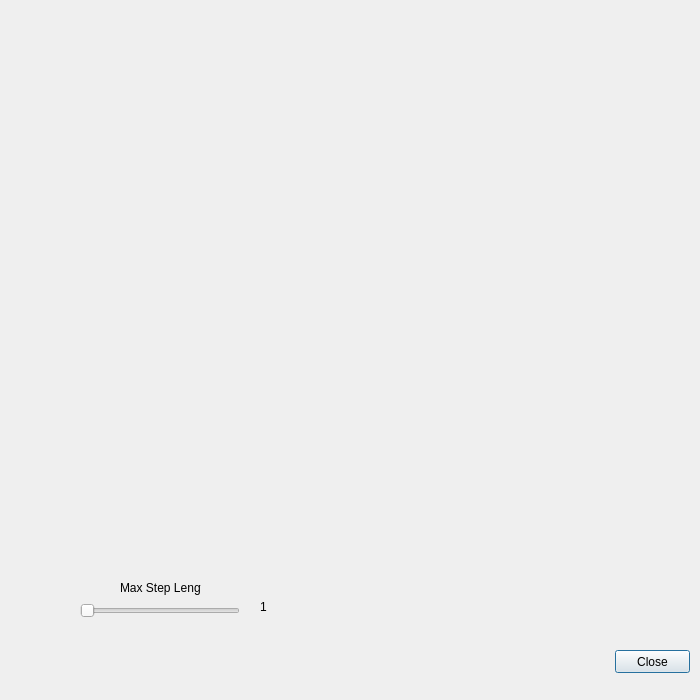
This is randomwalks.ui in Dylan-Maxwell-Wright/Stochastic_Methods as Qt 5 draws it before an edit. The edited form follows.
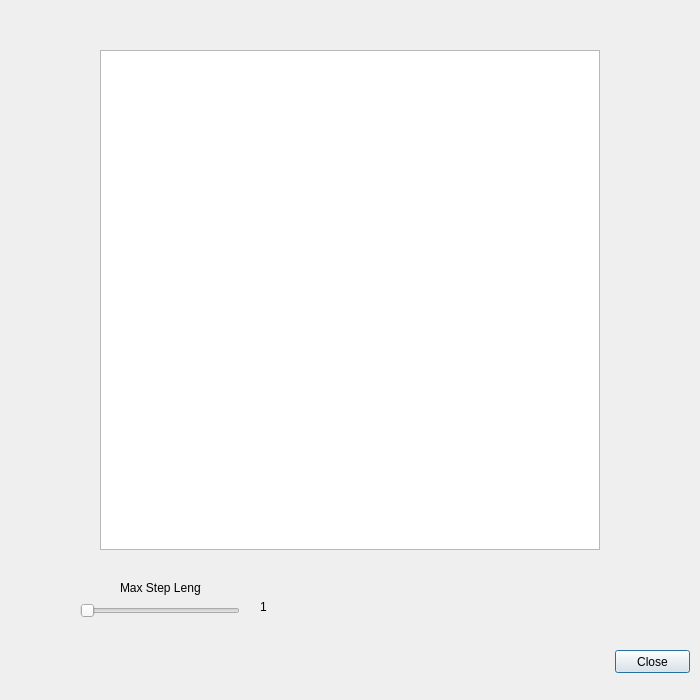
This is the edited form.

Commit message: Added axisPen, randomWalksPen to paintingtool.cpp Added graphicsview instead of widget for painting Added randomWalkAngle, and createVector for making each walk line

```diff
--- a/randomwalks.ui
+++ b/randomwalks.ui
@@ -2,6 +2,9 @@
 <ui version="4.0">
  <class>RandomWalks</class>
  <widget class="QDialog" name="RandomWalks">
+  <property name="enabled">
+   <bool>true</bool>
+  </property>
   <property name="geometry">
    <rect>
     <x>0</x>
@@ -26,19 +29,6 @@
     <string>Close</string>
    </property>
   </widget>
-  <widget class="QWidget" name="randomWalkWidget" native="true">
-   <property name="geometry">
-    <rect>
-     <x>100</x>
-     <y>50</y>
-     <width>500</width>
-     <height>500</height>
-    </rect>
-   </property>
-   <property name="autoFillBackground">
-    <bool>false</bool>
-   </property>
-  </widget>
   <widget class="QSlider" name="maxStepLengthSlider">
    <property name="geometry">
     <rect>
@@ -84,6 +74,16 @@
     <string>1</string>
    </property>
   </widget>
+  <widget class="QGraphicsView" name="randomWalkArea">
+   <property name="geometry">
+    <rect>
+     <x>100</x>
+     <y>50</y>
+     <width>500</width>
+     <height>500</height>
+    </rect>
+   </property>
+  </widget>
  </widget>
  <resources/>
  <connections/>
```
Left out of the diff: 12 changed lines with no effect on the pictures. The commit also changes 4 other files.
